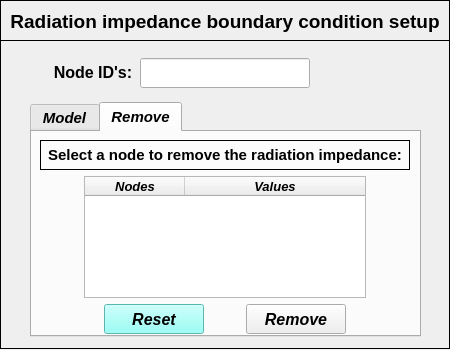
The window that data/user_input/ui_files/Model/Setup/Acoustic/radiationImpedanceInput.ui (open-pulse/OpenPulse) describes before a commit, drawn with Qt 5.
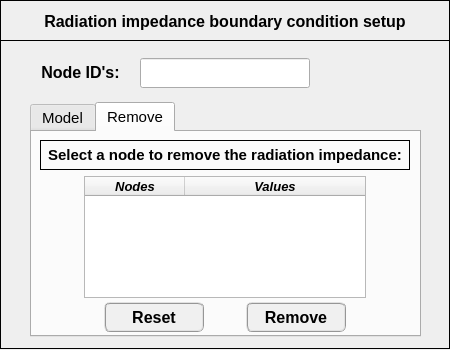
The same window after the commit. The open tabs and pages were chosen to show the change.

Commit message: Fixes bugs in perforated plate user inputs

Patch:
```diff
--- a/data/user_input/ui_files/Model/Setup/Acoustic/radiationImpedanceInput.ui
+++ b/data/user_input/ui_files/Model/Setup/Acoustic/radiationImpedanceInput.ui
@@ -121,8 +121,8 @@
     </property>
     <property name="font">
      <font>
-      <family>Arial</family>
-      <pointsize>14</pointsize>
+      <family>MS Shell Dlg 2</family>
+      <pointsize>12</pointsize>
       <weight>75</weight>
       <italic>false</italic>
       <bold>true</bold>
@@ -142,15 +142,15 @@
   <widget class="QLabel" name="label_2">
    <property name="geometry">
     <rect>
-     <x>48</x>
+     <x>23</x>
      <y>60</y>
-     <width>90</width>
+     <width>115</width>
      <height>25</height>
     </rect>
    </property>
    <property name="font">
     <font>
-     <family>Arial</family>
+     <family>MS Shell Dlg 2</family>
      <pointsize>12</pointsize>
      <weight>75</weight>
      <italic>false</italic>
@@ -187,11 +187,11 @@
    </property>
    <property name="font">
     <font>
-     <family>Arial</family>
+     <family>MS Shell Dlg 2</family>
      <pointsize>11</pointsize>
-     <weight>75</weight>
-     <italic>true</italic>
-     <bold>true</bold>
+     <weight>50</weight>
+     <italic>false</italic>
+     <bold>false</bold>
     </font>
    </property>
    <property name="currentIndex">
@@ -470,7 +470,7 @@
      <property name="geometry">
       <rect>
        <x>72</x>
-       <y>172</y>
+       <y>170</y>
        <width>100</width>
        <height>30</height>
       </rect>
@@ -489,15 +489,17 @@
      </property>
      <property name="font">
       <font>
-       <family>Arial</family>
+       <family>MS Shell Dlg 2</family>
        <pointsize>12</pointsize>
        <weight>75</weight>
-       <italic>true</italic>
+       <italic>false</italic>
        <bold>true</bold>
       </font>
      </property>
      <property name="styleSheet">
-      <string notr="true">background-color: rgb(125, 255, 245);</string>
+      <string notr="true">QPushButton{border-radius: 6px; border-color: rgb(150, 150, 150); border-style: ridge; border-width: 2px; color: rgb(0, 0, 0); background-color: rgb(240, 240, 240); font: 75 bold 12pt &quot;MS Shell Dlg 2&quot;}
+QPushButton:hover{border-radius: 6px; border-color: rgb(0, 170, 255); border-style: ridge; border-width: 2px; color: rgb(0, 0, 0); background-color: rgba(174, 213, 255, 100); font: 75 bold 12pt &quot;MS Shell Dlg 2&quot;}
+QPushButton:pressed{border-radius: 6px; border-color: rgb(0, 170, 255); border-style: ridge; border-width: 3px; color: rgb(0, 0, 0); background-color: rgb(174, 213, 255); font: 75 bold 12pt &quot;MS Shell Dlg 2&quot;}</string>
      </property>
      <property name="text">
       <string>Reset</string>
@@ -510,7 +512,7 @@
      <property name="geometry">
       <rect>
        <x>214</x>
-       <y>172</y>
+       <y>170</y>
        <width>100</width>
        <height>30</height>
       </rect>
@@ -529,13 +531,18 @@
      </property>
      <property name="font">
       <font>
-       <family>Arial</family>
+       <family>MS Shell Dlg 2</family>
        <pointsize>12</pointsize>
        <weight>75</weight>
-       <italic>true</italic>
+       <italic>false</italic>
        <bold>true</bold>
       </font>
      </property>
+     <property name="styleSheet">
+      <string notr="true">QPushButton{border-radius: 6px; border-color: rgb(150, 150, 150); border-style: ridge; border-width: 2px; color: rgb(0, 0, 0); background-color: rgb(240, 240, 240); font: 75 bold 12pt &quot;MS Shell Dlg 2&quot;}
+QPushButton:hover{border-radius: 6px; border-color: rgb(0, 170, 255); border-style: ridge; border-width: 2px; color: rgb(0, 0, 0); background-color: rgba(174, 213, 255, 100); font: 75 bold 12pt &quot;MS Shell Dlg 2&quot;}
+QPushButton:pressed{border-radius: 6px; border-color: rgb(0, 170, 255); border-style: ridge; border-width: 3px; color: rgb(0, 0, 0); background-color: rgb(174, 213, 255); font: 75 bold 12pt &quot;MS Shell Dlg 2&quot;}</string>
+     </property>
      <property name="text">
       <string>Remove</string>
      </property>
```
Left out of the diff: 15 changed lines with no effect on the pictures. The commit also changes 3 other files.
